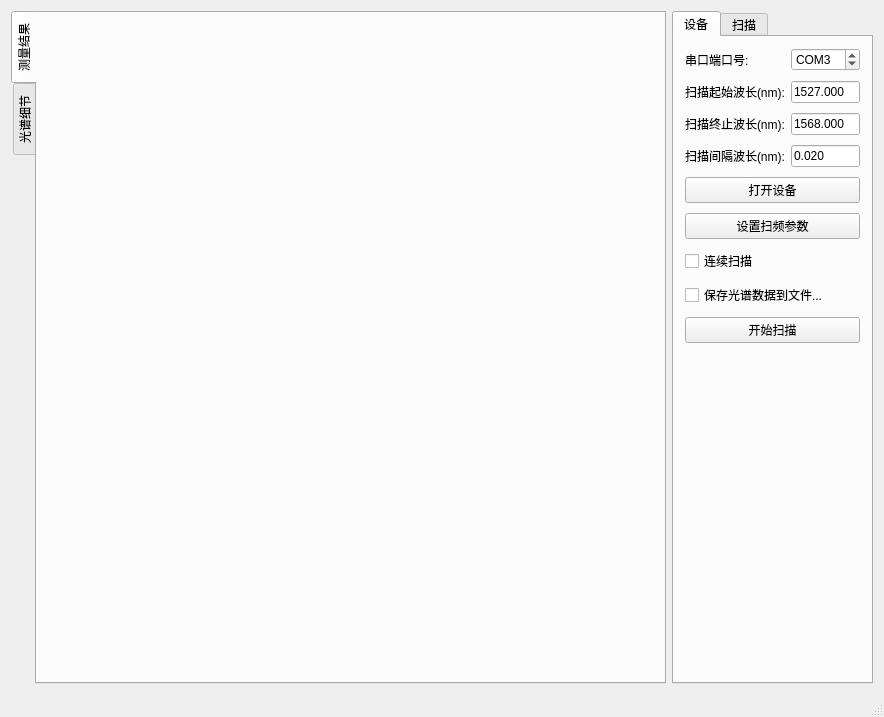
gao5254/FBGsensor, file FBGsensor/fbgsensor.ui: the form before one commit.
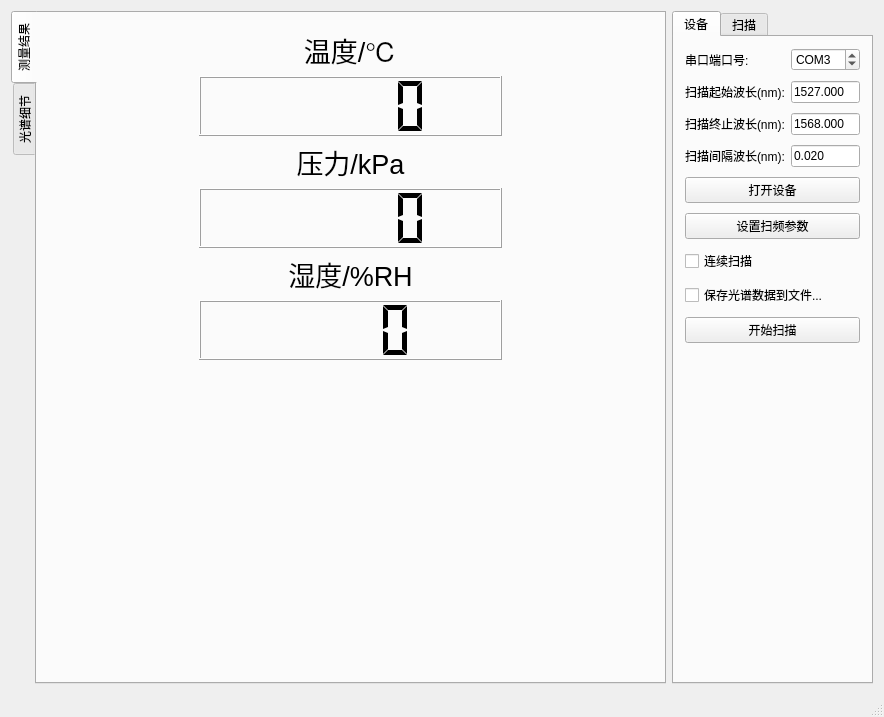
The form after the commit. The open tabs and pages were chosen to show the change. Custom widgets are drawn as their Qt base class.

```diff
--- a/FBGsensor/fbgsensor.ui
+++ b/FBGsensor/fbgsensor.ui
@@ -27,10 +27,131 @@
        <attribute name="title">
         <string>测量结果</string>
        </attribute>
-       <layout class="QVBoxLayout" name="verticalLayout_3">
+       <layout class="QVBoxLayout" name="verticalLayout_4">
         <item>
          <widget class="sensorInfoWidget" name="ssInfoWidget" native="true"/>
         </item>
+        <item>
+         <layout class="QHBoxLayout" name="horizontalLayout_3" stretch="1,2,1">
+          <item>
+           <spacer name="horizontalSpacer_3">
+            <property name="orientation">
+             <enum>Qt::Horizontal</enum>
+            </property>
+            <property name="sizeHint" stdset="0">
+             <size>
+              <width>40</width>
+              <height>20</height>
+             </size>
+            </property>
+           </spacer>
+          </item>
+          <item>
+           <layout class="QVBoxLayout" name="verticalLayout_3">
+            <item>
+             <widget class="QLabel" name="label_6">
+              <property name="font">
+               <font>
+                <pointsize>20</pointsize>
+               </font>
+              </property>
+              <property name="text">
+               <string>温度/℃</string>
+              </property>
+              <property name="alignment">
+               <set>Qt::AlignCenter</set>
+              </property>
+             </widget>
+            </item>
+            <item>
+             <widget class="QLCDNumber" name="lcdNumber">
+              <property name="minimumSize">
+               <size>
+                <width>0</width>
+                <height>60</height>
+               </size>
+              </property>
+              <property name="segmentStyle">
+               <enum>QLCDNumber::Flat</enum>
+              </property>
+             </widget>
+            </item>
+            <item>
+             <widget class="QLabel" name="label_7">
+              <property name="font">
+               <font>
+                <pointsize>20</pointsize>
+               </font>
+              </property>
+              <property name="text">
+               <string>压力/kPa</string>
+              </property>
+              <property name="alignment">
+               <set>Qt::AlignCenter</set>
+              </property>
+             </widget>
+            </item>
+            <item>
+             <widget class="QLCDNumber" name="lcdNumber_2">
+              <property name="minimumSize">
+               <size>
+                <width>0</width>
+                <height>60</height>
+               </size>
+              </property>
+              <property name="segmentStyle">
+               <enum>QLCDNumber::Flat</enum>
+              </property>
+             </widget>
+            </item>
+            <item>
+             <widget class="QLabel" name="label_8">
+              <property name="font">
+               <font>
+                <pointsize>20</pointsize>
+               </font>
+              </property>
+              <property name="text">
+               <string>湿度/%RH</string>
+              </property>
+              <property name="alignment">
+               <set>Qt::AlignCenter</set>
+              </property>
+             </widget>
+            </item>
+            <item>
+             <widget class="QLCDNumber" name="lcdNumber_3">
+              <property name="minimumSize">
+               <size>
+                <width>0</width>
+                <height>60</height>
+               </size>
+              </property>
+              <property name="digitCount">
+               <number>4</number>
+              </property>
+              <property name="segmentStyle">
+               <enum>QLCDNumber::Flat</enum>
+              </property>
+             </widget>
+            </item>
+           </layout>
+          </item>
+          <item>
+           <spacer name="horizontalSpacer_4">
+            <property name="orientation">
+             <enum>Qt::Horizontal</enum>
+            </property>
+            <property name="sizeHint" stdset="0">
+             <size>
+              <width>40</width>
+              <height>20</height>
+             </size>
+            </property>
+           </spacer>
+          </item>
+         </layout>
+        </item>
         <item>
          <spacer name="verticalSpacer_2">
           <property name="orientation">
```
Left out of the diff: 2 changed lines with no effect on the pictures.
